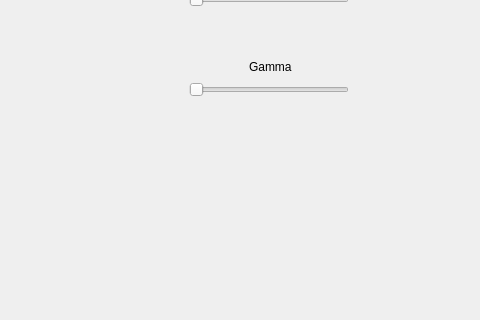
Before: the Qt Designer form interfata.ui in PrelucrareaImaginilor/pi-p-proiect-deepframe, drawn with Qt 5; both pictures show x 561 to 1041 and y 100 to 420 of the 1041 by 672 pixel window.
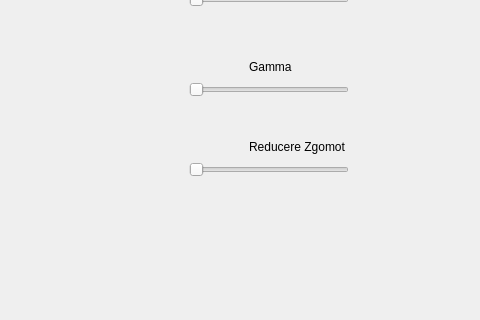
After: the same form once the commit is applied.

The edit to the form file:
```diff
--- a/interfata.ui
+++ b/interfata.ui
@@ -30,6 +30,41 @@
      <enum>Qt::Horizontal</enum>
     </property>
    </widget>
+   <widget class="QSlider" name="noiseReductionSlider">
+    <property name="geometry">
+     <rect>
+      <x>750</x>
+      <y>240</y>
+      <width>160</width>
+      <height>22</height>
+     </rect>
+    </property>
+    <property name="orientation">
+     <enum>Qt::Horizontal</enum>
+    </property>
+    <property name="minimum">
+     <number>1</number>
+    </property>
+    <property name="maximum">
+     <number>10</number>
+    </property>
+    <property name="singleStep">
+     <number>1</number>
+    </property>
+   </widget>
+   <widget class="QLabel" name="noiseReductionLabel">
+    <property name="geometry">
+     <rect>
+      <x>810</x>
+      <y>220</y>
+      <width>100</width>
+      <height>16</height>
+     </rect>
+    </property>
+    <property name="text">
+     <string>Reducere Zgomot</string>
+    </property>
+   </widget>
    <widget class="QSlider" name="contrastSlider">
     <property name="geometry">
      <rect>
```
Left out of the diff: 2 changed lines with no effect on the pictures.
